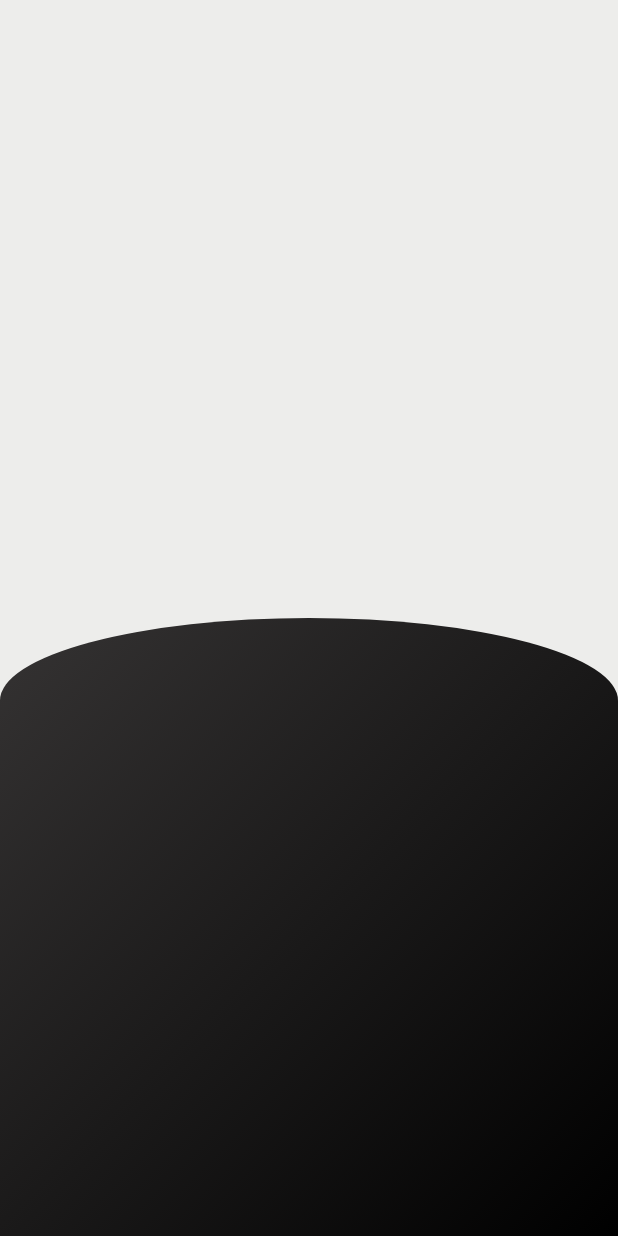
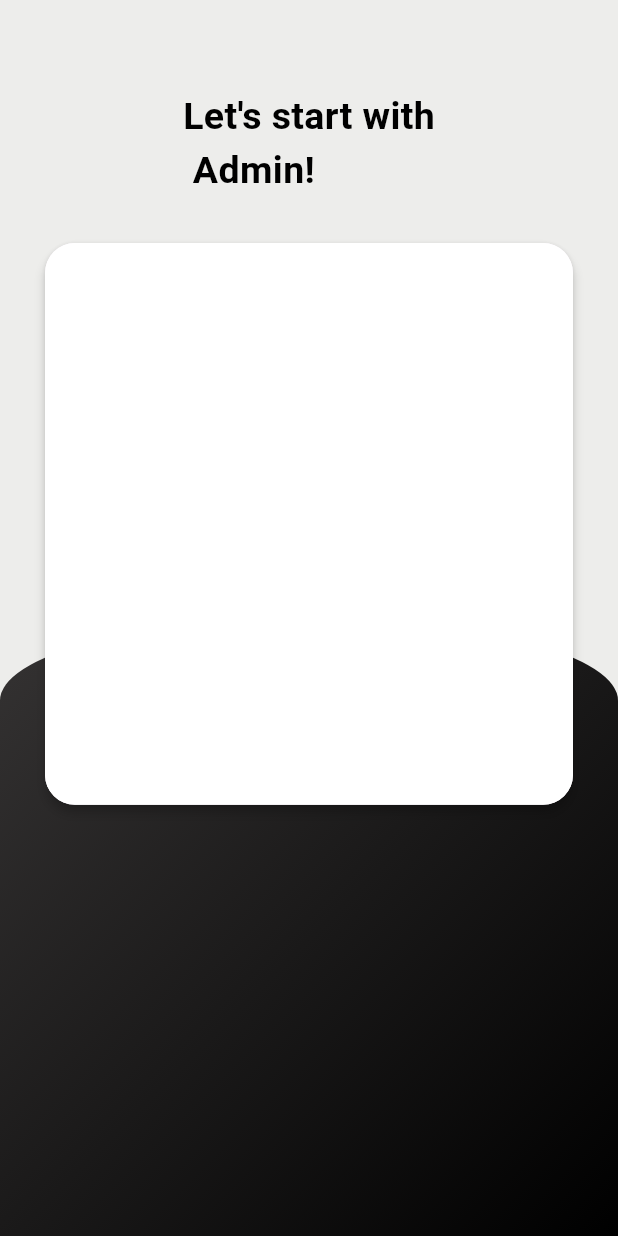
Before and after one commit to YomalB/foodies, a Flutter app: the AdminLogin screen opened directly, on a phone screen of 412 x 824 dp. Run offline on Flutter 3.47's test engine with Material 3 defaults, Android fonts, the light colour scheme and no system bars; our stand-ins replace curved_navigation_bar, firebase_auth, firebase_core; accounts and stored records are empty.

Commit message:
Admin.login_Text Add

```diff
--- a/lib/admin/admin_login.dart
+++ b/lib/admin/admin_login.dart
@@ -8,6 +8,8 @@ class AdminLogin extends StatefulWidget {
 }
 
 class _AdminLoginState extends State<AdminLogin> {
+  final GlobalKey<FormState> _formkey = GlobalKey<FormState>();
+
   @override
   Widget build(BuildContext context) {
     return Scaffold(
@@ -30,7 +32,35 @@ class _AdminLoginState extends State<AdminLogin> {
                     top: Radius.elliptical(
                         MediaQuery.of(context).size.width, 110.0))),
           ),
-          Container()
+          Container(
+            margin: EdgeInsets.only(left: 30.0, right: 30.0, top: 60.0),
+            child: Form(
+                key: _formkey,
+                child: Column(
+                  children: [
+                    Text(
+                      "Let's start with\n Admin!",
+                      style: TextStyle(
+                          color: Colors.black,
+                          fontSize: 25.0,
+                          fontWeight: FontWeight.bold),
+                    ),
+                    SizedBox(height: 30.0,),
+                    Material(
+                      elevation: 3.0,
+                      borderRadius: BorderRadius.circular(20),
+                      child: Container(
+                        height: MediaQuery.of(context).size.height/2.2,
+                        decoration: BoxDecoration(
+                          color: Colors.white,
+                          borderRadius: BorderRadius.circular(20),
+
+                        ),
+                      ),
+                    )
+                  ],
+                )),
+          )
         ],
       )),
     );
--- a/lib/main.dart
+++ b/lib/main.dart
@@ -1,4 +1,5 @@
 import 'package:flutter/material.dart';
+import 'package:foodies/admin/admin_login.dart';
 import 'package:foodies/pages/bottomnav.dart';
 import 'package:foodies/pages/home.dart';
 import 'package:foodies/pages/login.dart';
@@ -43,7 +44,7 @@ class MyApp extends StatelessWidget {
           colorScheme: ColorScheme.fromSeed(seedColor: Colors.deepPurple),
           useMaterial3: true,
         ),
-        home: Onboard());
+        home: AdminLogin());
   }
 }
 
```
